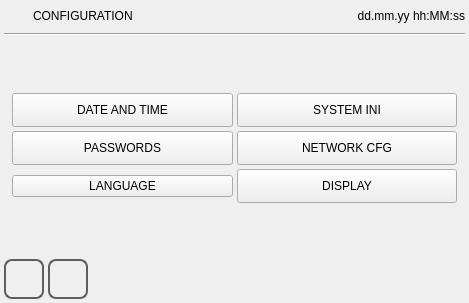
First picture: the form in qt_library/ATCMsystem/options.ui, repository MECTsrl/mect_plugins, before the edit.
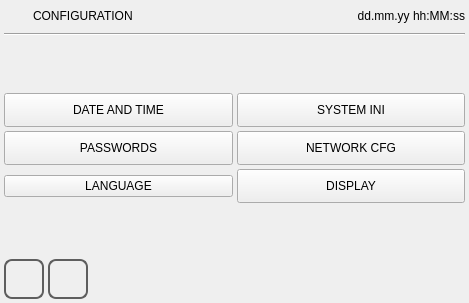
Second picture: the form after the edit. Icons and pictures are not drawn.

Diff of the .ui file:
```diff
--- a/qt_library/ATCMsystem/options.ui
+++ b/qt_library/ATCMsystem/options.ui
@@ -141,10 +141,13 @@
    <item>
     <layout class="QGridLayout" name="gridLayout">
      <property name="leftMargin">
-      <number>8</number>
+      <number>0</number>
      </property>
      <property name="rightMargin">
-      <number>8</number>
+      <number>0</number>
+     </property>
+     <property name="spacing">
+      <number>4</number>
      </property>
      <item row="0" column="1">
       <widget class="QPushButton" name="pushButtonModbus">
```
Left out of the diff: 5 changed lines with no effect on the pictures.
